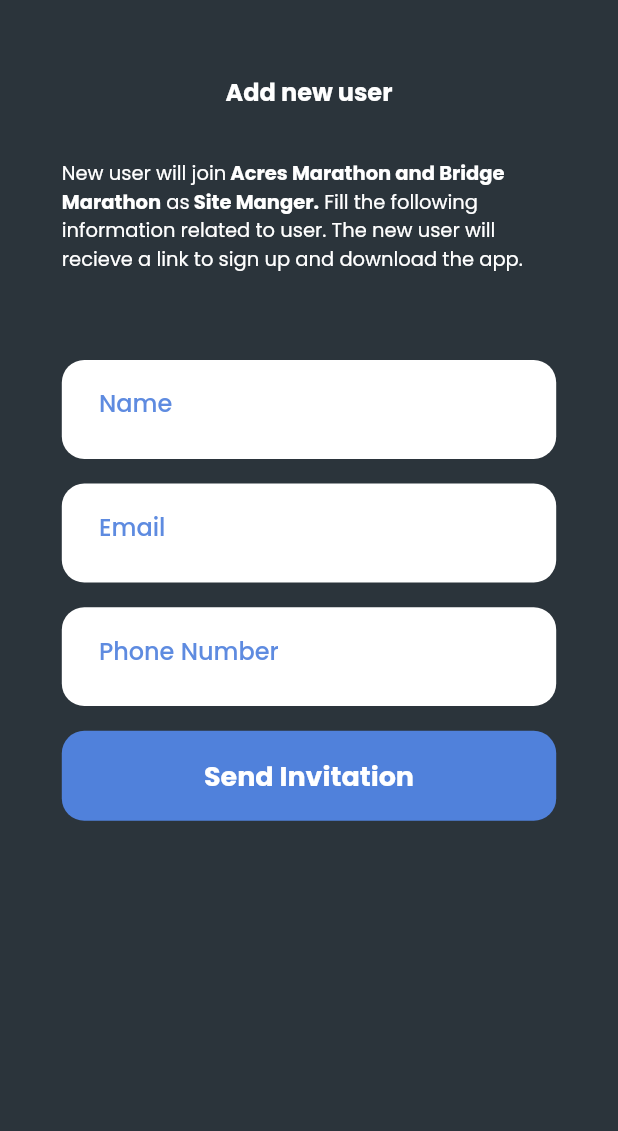
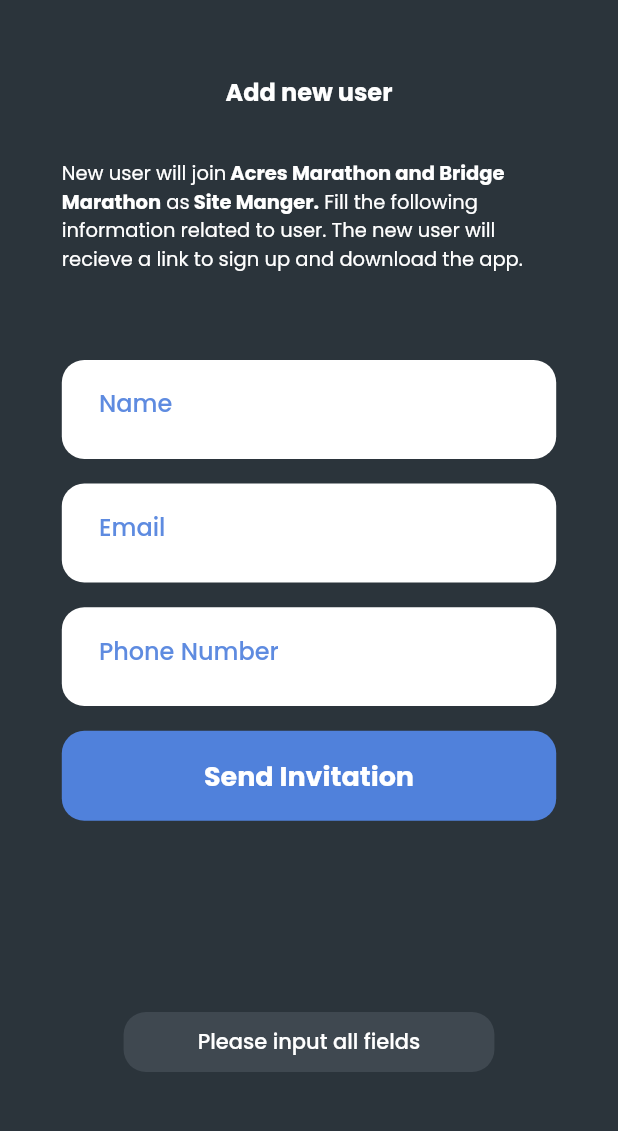
Before and after one commit to BlueSpaceTech/eagle_tip, a Flutter app: the Invitation screen opened directly with empty values, after a tap on "Send Invitation", on a phone screen of 412 x 824 dp, the part 68-1199 px from its top. Run offline on Flutter 3.47's test engine with Material 2 defaults, Android fonts, the phone set to English and light mode, and no system bars; our stand-ins replace audioplayers, cloud_firestore, firebase_auth, firebase_core, flutter_svg, flutter_switch and 5 more; missing offline and left inert: flutter_circular_slider, linked_scroll_controller; accounts and stored records are empty.

Commit message:
inivitation fix

```diff
--- a/lib/Services/authentication_helper.dart
+++ b/lib/Services/authentication_helper.dart
@@ -109,10 +109,11 @@ class AuthFunctions {
   }
 
   sendinvite() {}
-  static addUserTodb(String name, String email, String phonenumber,
+  static String addUserTodb(String name, String email, String phonenumber,
       String userRole, String dpUrl, bool phoneisverified, List sites) {
     String code = genrateemployercode();
-
+    String res = "Successfully added";
+    if (name.isNotEmpty || email.isNotEmpty || phonenumber.isNotEmpty) {
       FirebaseFirestore.instance.collection("users").doc(code).set({
         "name": name,
         "email": email,
@@ -122,6 +123,11 @@ class AuthFunctions {
         "sites": sites,
         "employercode": code,
       });
+      return res;
+    } else {
+      res = "Please input all fields";
+    }
+    return res;
   }
 
   //SIGN UP METHOD
--- a/lib/UI/views/post_auth_screens/CRUD/Add New User/invitation.dart
+++ b/lib/UI/views/post_auth_screens/CRUD/Add New User/invitation.dart
@@ -6,12 +6,14 @@ import 'package:eagle_tip/UI/Widgets/customNav.dart';
 import 'package:eagle_tip/UI/Widgets/customTextField.dart';
 import 'package:eagle_tip/UI/Widgets/customappheader.dart';
 import 'package:eagle_tip/UI/Widgets/customsubmitbutton.dart';
+import 'package:eagle_tip/UI/Widgets/customtoast.dart';
 import 'package:eagle_tip/UI/Widgets/logo.dart';
 import 'package:eagle_tip/UI/views/post_auth_screens/TicketHistory/ticketHistoryDetail.dart';
 import 'package:eagle_tip/Utils/common.dart';
 import 'package:eagle_tip/Utils/constants.dart';
 import 'package:eagle_tip/Utils/responsive.dart';
 import 'package:flutter/material.dart';
+import 'package:fluttertoast/fluttertoast.dart';
 
 class Invitation extends StatefulWidget {
   Invitation({Key? key, required this.sites, required this.role})
@@ -24,9 +26,26 @@ class Invitation extends StatefulWidget {
 
 class _InvitationState extends State<Invitation> {
   bool? isTapped = false;
+  FToast? fToast;
   TextEditingController _name = new TextEditingController();
   TextEditingController _email = new TextEditingController();
   TextEditingController _phone = new TextEditingController();
+  @override
+  void initState() {
+    // TODO: implement initState
+    super.initState();
+    fToast = FToast();
+    fToast!.init(context);
+  }
+
+  @override
+  void dispose() {
+    // TODO: implement dispose
+    super.dispose();
+    _name.dispose();
+    _email.dispose();
+    _phone.dispose();
+  }
 
   @override
   Widget build(BuildContext context) {
@@ -228,7 +247,7 @@ class _InvitationState extends State<Invitation> {
                       ),
                       GestureDetector(
                         onTap: () {
-                          AuthFunctions.addUserTodb(
+                          String res = AuthFunctions.addUserTodb(
                               _name.text,
                               _email.text,
                               _phone.text,
@@ -236,6 +255,19 @@ class _InvitationState extends State<Invitation> {
                               "",
                               false,
                               widget.sites);
+                          fToast!.showToast(
+                            child: ToastMessage().show(width, context, res),
+                            gravity: ToastGravity.BOTTOM,
+                            toastDuration: Duration(seconds: 3),
+                          );
+                          if (res == "Successfully added") {
+                            if (Responsive.isDesktop(context)) {
+                              Navigator.pushNamed(
+                                  context, AppRoutes.homeScreen);
+                            } else {
+                              Navigator.pushNamed(context, AppRoutes.bottomNav);
+                            }
+                          }
                         },
                         child: CustomSubmitButton(
                           width: width,
--- a/lib/UI/views/post_auth_screens/HomeScreens/Home_screen.dart
+++ b/lib/UI/views/post_auth_screens/HomeScreens/Home_screen.dart
@@ -169,7 +169,7 @@ class _HomeScreenState extends State<HomeScreen> {
                             SizedBox(
                               width: width * 0.4,
                               child: Text(
-                                "Request Fuel",
+                                user.name != null ? user.name : "Rquest fuel",
                                 textAlign: TextAlign.center,
                                 style: TextStyle(
                                     fontSize: 34.0,
--- a/lib/UI/views/pre_auth_screens/login_screen.dart
+++ b/lib/UI/views/pre_auth_screens/login_screen.dart
@@ -37,13 +37,13 @@ class _LoginScreenState extends State<LoginScreen> {
     if (res == "success") {
       Navigator.pushNamed(context, AppRoutes.homeScreen);
       fToast!.showToast(
-        child: Toastt(width: width, message: res),
+        child: ToastMessage().show(width, context, res),
         gravity: ToastGravity.BOTTOM,
         toastDuration: Duration(seconds: 3),
       );
     }
     fToast!.showToast(
-      child: Toastt(width: width, message: res),
+      child: ToastMessage().show(width, context, res),
       gravity: ToastGravity.BOTTOM,
       toastDuration: Duration(seconds: 3),
     );
--- a/lib/UI/views/pre_auth_screens/uploadimage.dart
+++ b/lib/UI/views/pre_auth_screens/uploadimage.dart
@@ -58,13 +58,13 @@ class _UploadImageState extends State<UploadImage> {
     );
     if (res != "success") {
       fToast!.showToast(
-        child: Toastt(width: width, message: res),
+        child: ToastMessage().show(width, context, res),
         gravity: ToastGravity.BOTTOM,
         toastDuration: Duration(seconds: 3),
       );
     }
     fToast!.showToast(
-      child: Toastt(width: width, message: res),
+      child: ToastMessage().show(width, context, res),
       gravity: ToastGravity.BOTTOM,
       toastDuration: Duration(seconds: 3),
     );
--- a/pubspec.yaml
+++ b/pubspec.yaml
@@ -61,6 +61,7 @@ dependencies:
 
 
 
+
 dev_dependencies:
   flutter_test:
     sdk: flutter
```
Also changed, not shown: lib/UI/Widgets/customtoast.dart (+4 -24 lines), lib/UI/views/post_auth_screens/CRUD/Add New User/Owner/addUserOwner.dart (+9 -9 lines), lib/main.dart (+5 -2 lines). Lines whose indentation alone changed are shown as unchanged.
